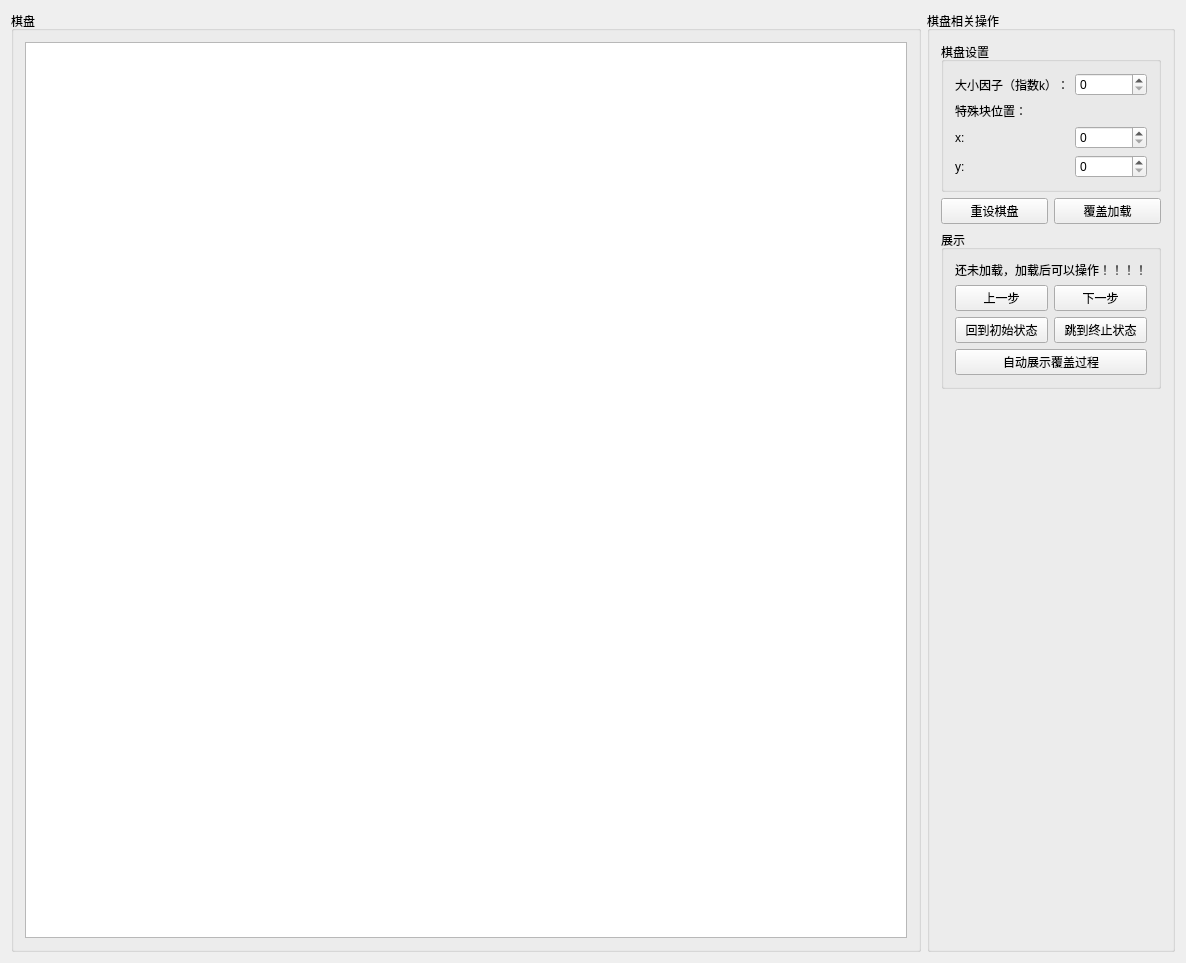
The window that ChessboardCoverage/source/ui/ChessboardCoverage.ui (WIND-ROAD-RUN/ChessboardCoverage) describes before a commit, drawn with Qt 5.
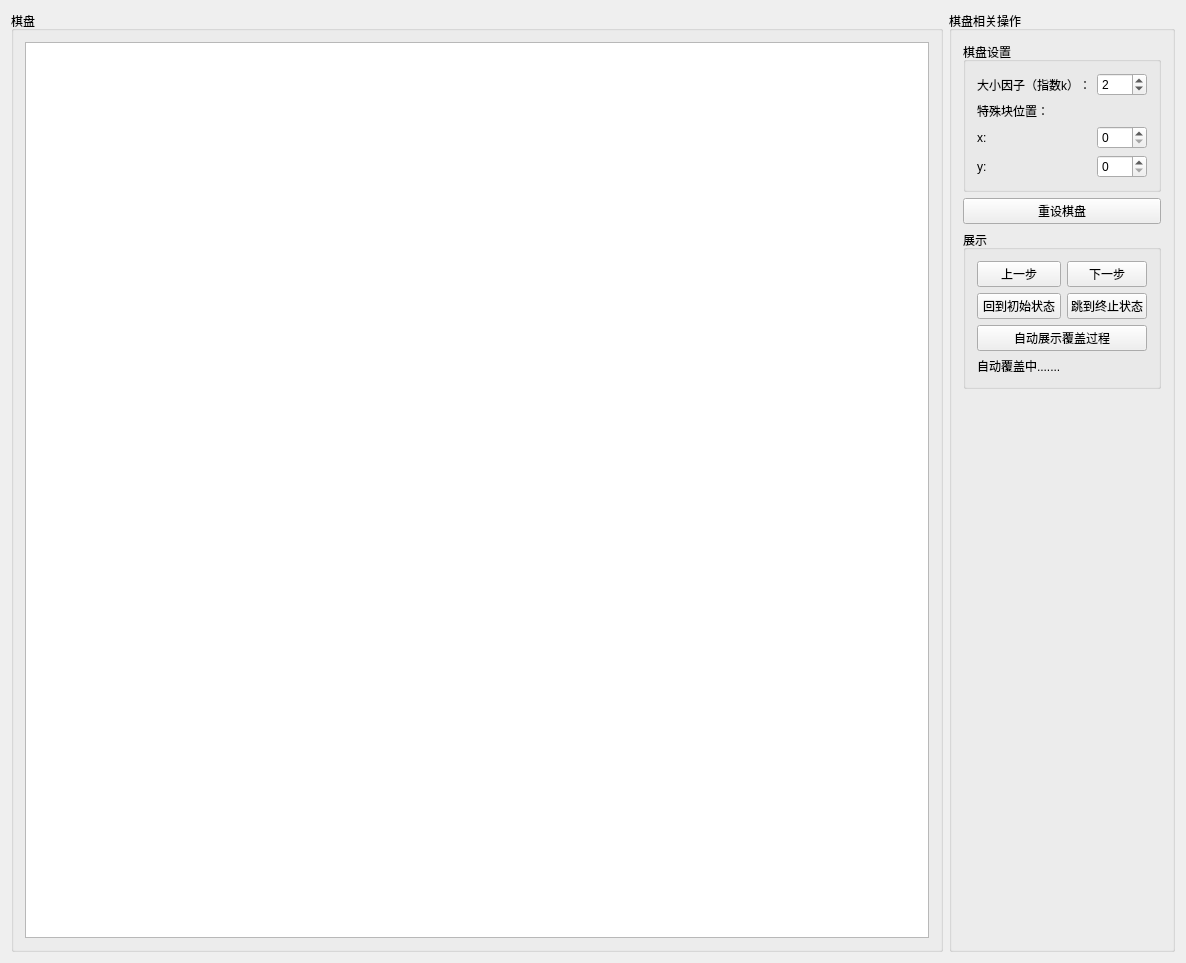
The same window after the commit.

Diff of the .ui file:
```diff
--- a/ChessboardCoverage/source/ui/ChessboardCoverage.ui
+++ b/ChessboardCoverage/source/ui/ChessboardCoverage.ui
@@ -49,7 +49,11 @@
              </widget>
             </item>
             <item row="0" column="1">
-             <widget class="QSpinBox" name="sBox_sizeK"/>
+             <widget class="QSpinBox" name="sBox_sizeK">
+              <property name="value">
+               <number>2</number>
+              </property>
+             </widget>
             </item>
             <item row="2" column="0">
              <widget class="QLabel" name="label_3">
@@ -90,13 +94,6 @@
              </property>
             </widget>
            </item>
-           <item>
-            <widget class="QPushButton" name="pbtn_CoverageOperate">
-             <property name="text">
-              <string>覆盖加载</string>
-             </property>
-            </widget>
-           </item>
           </layout>
          </item>
          <item>
@@ -108,45 +105,45 @@
             <string>展示</string>
            </property>
            <layout class="QGridLayout" name="gridLayout_3">
-            <item row="3" column="0" colspan="2">
+            <item row="2" column="0" colspan="2">
              <widget class="QPushButton" name="pbtn_autoDisplay">
               <property name="text">
                <string>自动展示覆盖过程</string>
               </property>
              </widget>
             </item>
-            <item row="1" column="1">
-             <widget class="QPushButton" name="pbtn_nextStep">
-              <property name="text">
-               <string>下一步</string>
-              </property>
-             </widget>
-            </item>
-            <item row="2" column="0">
+            <item row="1" column="0">
              <widget class="QPushButton" name="pbtn_skipToInitial">
               <property name="text">
                <string>回到初始状态</string>
               </property>
              </widget>
             </item>
-            <item row="1" column="0">
-             <widget class="QPushButton" name="pbtn_lastStep">
-              <property name="text">
-               <string>上一步</string>
-              </property>
-             </widget>
-            </item>
-            <item row="2" column="1">
+            <item row="1" column="1">
              <widget class="QPushButton" name="pbtn_skipToFinal">
               <property name="text">
                <string>跳到终止状态</string>
               </property>
              </widget>
             </item>
-            <item row="0" column="0" colspan="2">
-             <widget class="QLabel" name="label_loadInfo">
+            <item row="0" column="0">
+             <widget class="QPushButton" name="pbtn_lastStep">
               <property name="text">
-               <string>还未加载，加载后可以操作！！！！</string>
+               <string>上一步</string>
+              </property>
+             </widget>
+            </item>
+            <item row="0" column="1">
+             <widget class="QPushButton" name="pbtn_nextStep">
+              <property name="text">
+               <string>下一步</string>
+              </property>
+             </widget>
+            </item>
+            <item row="3" column="0">
+             <widget class="QLabel" name="label_operateState">
+              <property name="text">
+               <string>自动覆盖中.......</string>
               </property>
              </widget>
             </item>
```
